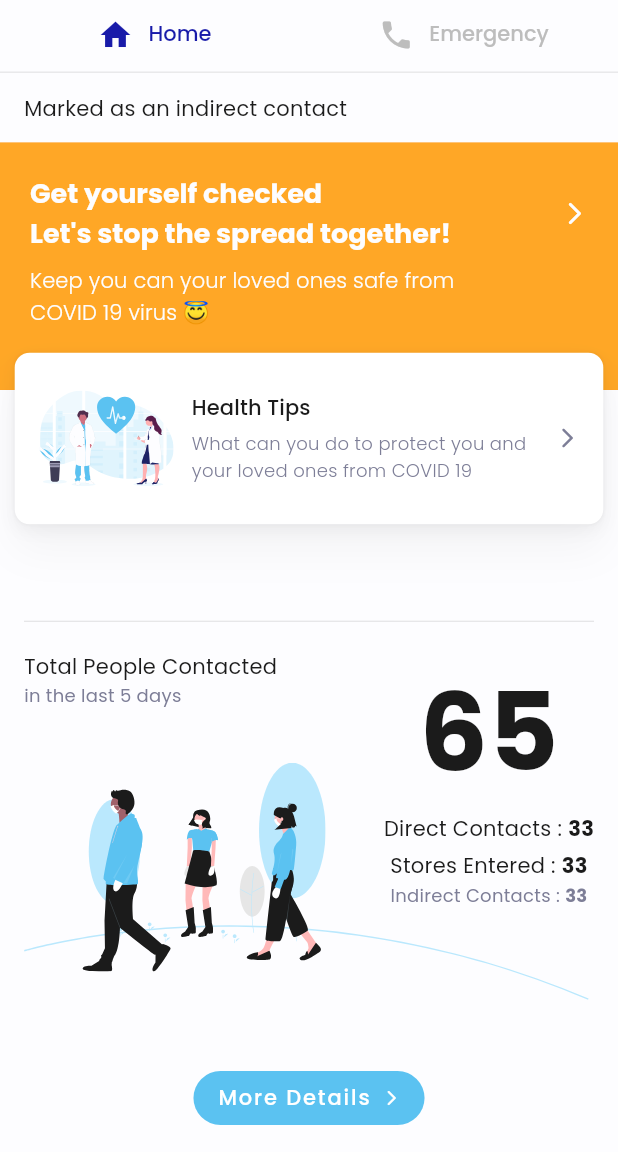
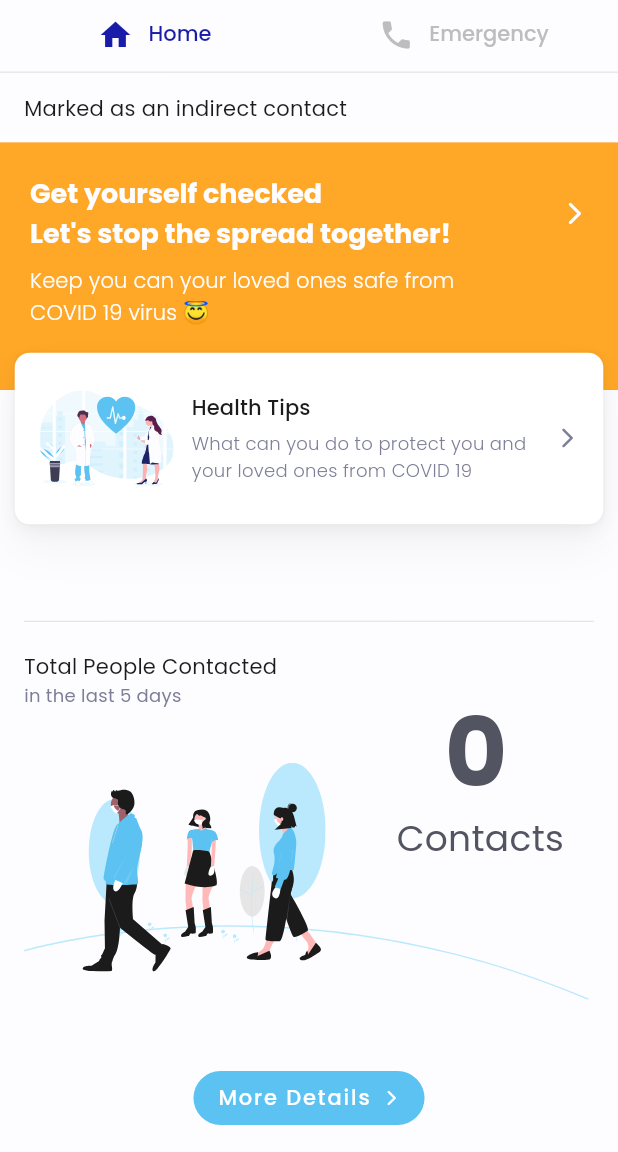
Before and after one commit to anjuchamantha/COVID19-Bubble-Detector, a Flutter app: the Home screen opened by its route, on a phone screen of 412 x 824 dp, the part 84-1236 px from its top. Run offline on Flutter 3.47's test engine with Material 2 defaults, Android fonts, the phone set to English and light mode, and no system bars; our stand-ins replace cloud_firestore, firebase_auth, firebase_core, firebase_messaging, flutter_bluetooth_serial, flutter_datetime_picker and 5 more; missing offline and left inert: dart:ffi, flutter_beacon, flutter_foreground_task, flutter_picker; accounts and stored records are empty; statements that could not run were skipped.

Commit message:
Home page contact details were updated and debug banner removed

```diff
--- a/bubble_detector/lib/controllers/database_controllers/covid_controller.dart
+++ b/bubble_detector/lib/controllers/database_controllers/covid_controller.dart
@@ -23,6 +23,12 @@ class CovidController extends GetxController {
   final inDirectNotifications = <String>{}.obs;
 
   FCMController fcmController = Get.find();
+
+  @override
+  void onInit() async {
+    await this.getContactedUsers();
+    super.onInit();
+  }
 
   updateDateSelected(DateTime dateTime) {
     print("GET : ${dateTime.toString()}");
--- a/bubble_detector/lib/main.dart
+++ b/bubble_detector/lib/main.dart
@@ -42,6 +42,7 @@ void main() async {
     GetMaterialApp(
       initialBinding: AppBinding(),
       theme: PrimaryTheme.buildTheme(),
+      debugShowCheckedModeBanner: false,
       initialRoute: AppRoutes.SPLASH,
       getPages: [
         GetPage(
--- a/bubble_detector/lib/views/pages/Main/home_page.dart
+++ b/bubble_detector/lib/views/pages/Main/home_page.dart
@@ -1,16 +1,15 @@
-import 'package:bubble_detector/views/widgets/Direct_Contact_Home_Page_First.dart';
-import 'package:bubble_detector/views/widgets/HomePageFirst.dart';
-import 'package:bubble_detector/views/widgets/Indirect_Contact_Home_Page_First.dart';
-import 'package:bubble_detector/views/widgets/No_Postive_Home_Page_First.dart';
 import 'package:flutter/material.dart';
 import 'package:flutter_svg/flutter_svg.dart';
 import 'package:get/get.dart';
 
+import '../../../controllers/database_controllers/covid_controller.dart';
 import '../../../util/routes.dart';
 import '../../../util/theme.dart';
+import '../../widgets/Indirect_Contact_Home_Page_First.dart';
 
 class HomePage extends StatelessWidget {
-  const HomePage({Key? key}) : super(key: key);
+  final CovidController covidController = Get.find();
+  HomePage({Key? key}) : super(key: key);
 
   @override
   Widget build(BuildContext context) {
@@ -48,7 +47,7 @@ class HomePage extends StatelessWidget {
                           ),
                         ),
                         Text(
-                          'in the last 5 days',
+                          'in the last ${covidController.daysDuration.value} days',
                           style: TextStyle(
                             fontSize: 12,
                             color: ProjectColors.ACCENT_COLOR,
@@ -63,12 +62,21 @@ class HomePage extends StatelessWidget {
                       ],
                     ),
                   ),
-                  Positioned(
+                  Obx(() {
+                    int contactedUsersCount =
+                        covidController.directcontactedUsers.length;
+                    int storeCount = covidController.contactedStores.length;
+                    int indirectCount =
+                        covidController.indirectContactedUsers.length;
+                    int allCount = contactedUsersCount + indirectCount;
+                    if (contactedUsersCount != 0) {
+                      return Positioned(
                         right: 0,
                         child: Column(
                           children: [
+                            // Total Count
                             Text(
-                          '65',
+                              allCount.toString(),
                               style: TextStyle(
                                 fontSize: 72,
                                 color: ProjectColors.BLACK,
@@ -76,6 +84,8 @@ class HomePage extends StatelessWidget {
                                 letterSpacing: 0.2,
                               ),
                             ),
+
+                            // Direct Count
                             Row(
                               children: [
                                 Text(
@@ -87,7 +97,7 @@ class HomePage extends StatelessWidget {
                                   ),
                                 ),
                                 Text(
-                              '33',
+                                  contactedUsersCount.toString(),
                                   style: TextStyle(
                                     fontSize: 14,
                                     color: ProjectColors.BLACK,
@@ -97,7 +107,10 @@ class HomePage extends StatelessWidget {
                                 ),
                               ],
                             ),
+
                             SizedBox(height: 4),
+
+                            // Store Count
                             Row(
                               children: [
                                 Text(
@@ -109,7 +122,7 @@ class HomePage extends StatelessWidget {
                                   ),
                                 ),
                                 Text(
-                              '33',
+                                  storeCount.toString(),
                                   style: TextStyle(
                                     fontSize: 14,
                                     color: ProjectColors.BLACK,
@@ -119,6 +132,8 @@ class HomePage extends StatelessWidget {
                                 ),
                               ],
                             ),
+
+                            // indirect count
                             Row(
                               children: [
                                 Text(
@@ -130,7 +145,7 @@ class HomePage extends StatelessWidget {
                                   ),
                                 ),
                                 Text(
-                              '33',
+                                  indirectCount.toString(),
                                   style: TextStyle(
                                     fontSize: 12,
                                     color: ProjectColors.ACCENT_COLOR,
@@ -142,7 +157,41 @@ class HomePage extends StatelessWidget {
                             ),
                           ],
                         ),
+                      );
+                    } else {
+                      return Positioned(
+                        right: 20,
+                        top: 20,
+                        child: Wrap(
+                          direction: Axis.vertical,
+                          spacing: -9,
+                          children: [
+                            Padding(
+                              padding: const EdgeInsets.only(left: 32.0),
+                              child: Text(
+                                '0',
+                                style: TextStyle(
+                                  fontSize: 64,
+                                  color: ProjectColors.SECONDARY_BLACK,
+                                  fontWeight: FontWeight.w800,
+                                  letterSpacing: 0.2,
                                 ),
+                              ),
+                            ),
+                            Text(
+                              'Contacts',
+                              style: TextStyle(
+                                fontSize: 24,
+                                color: ProjectColors.SECONDARY_BLACK,
+                                fontWeight: FontWeight.w400,
+                                letterSpacing: 0.2,
+                              ),
+                            ),
+                          ],
+                        ),
+                      );
+                    }
+                  }),
                 ],
               ),
               Column(
```
Lines whose indentation alone changed are shown as unchanged.
